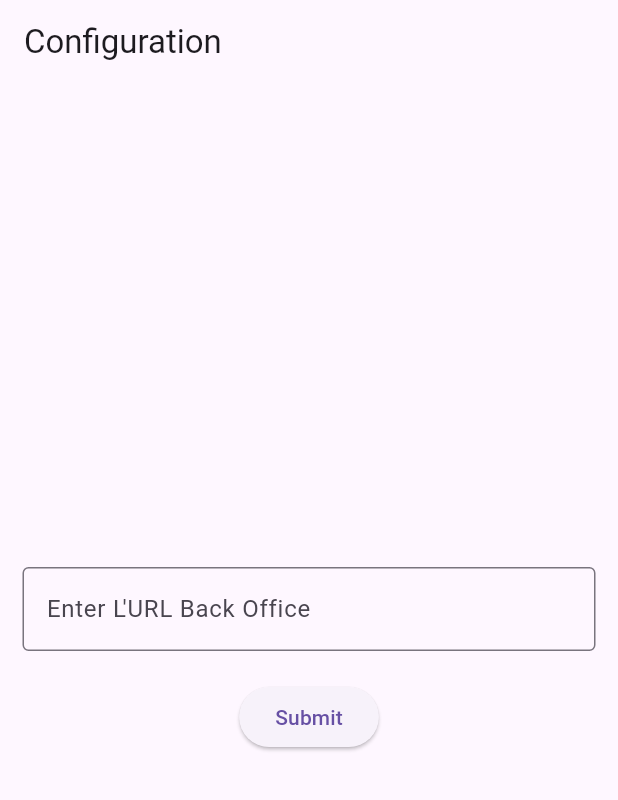
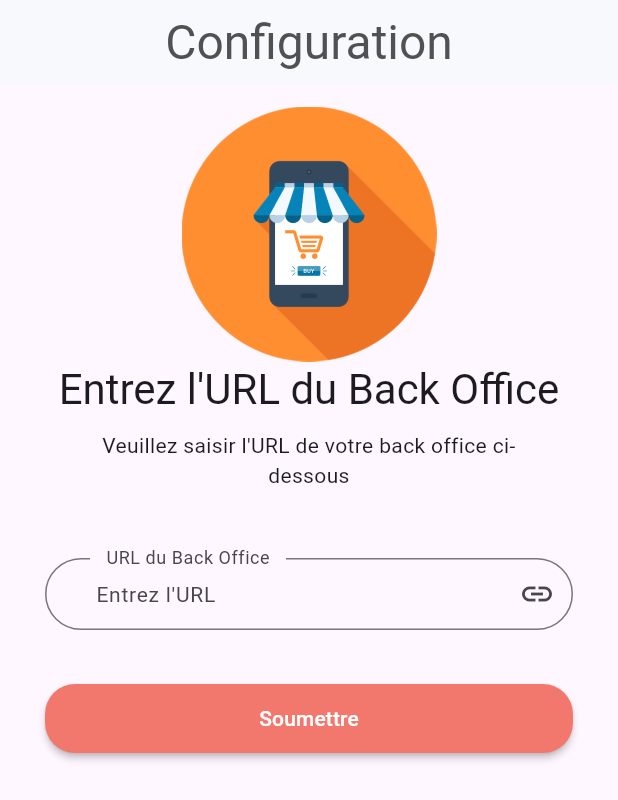
Before and after one commit to uha-fr/endyear_2025_gr01_mobileapp, a Flutter app: the screen it shows after launch, on a phone screen of 412 x 824 dp. Shown: the top 800 px of the screen. Run offline on Flutter 3.47's test engine with Material 3 defaults, Android fonts, the light colour scheme and no system bars; our stand-ins replace cached_network_image, dartz, flutter_html, get, lottie, shared_preferences; accounts and stored records are empty; project files that could hold a hidden picture were left out.

Commit message:
Amelioration du design de la page 'config' dedié a l'url du backend

```diff
--- a/lib/view/screen/config.dart
+++ b/lib/view/screen/config.dart
@@ -2,6 +2,14 @@ import 'package:endyear_2025_gr01_mobileapp/core/constants/routes.dart';
 import 'package:flutter/material.dart';
 import 'package:get/get.dart';
 import '../../controller/configbackendcontroller.dart';
+import '../../core/constants/color.dart';
+import '../../core/constants/imageassets.dart';
+import '../../core/functions/alertexitapp.dart';
+import '../../core/functions/validinput.dart';
+import '../widget/auth/custombuttonauth.dart';
+import '../widget/auth/customtextbodyauth.dart';
+import '../widget/auth/customtexttitleauth.dart';
+import '../widget/auth/customtextformauth.dart';
 
 class Config extends StatelessWidget {
   Config({Key? key}) : super(key: key);
@@ -13,35 +21,54 @@ class Config extends StatelessWidget {
   Widget build(BuildContext context) {
     return Scaffold(
       appBar: AppBar(
-        title: Text('Configuration'),
-      ),
-      body: Container(
-        padding: const EdgeInsets.all(15),
-        child: Column(
-          mainAxisAlignment: MainAxisAlignment.center,
-          children: [
-            TextField(
-              controller: urlController,
-              decoration: InputDecoration(
-                labelText: "Enter L'URL Back Office ",
-                border: OutlineInputBorder(),
+        backgroundColor: AppColor.backgroundColor,
+        elevation: 0.0,
+        centerTitle: true,
+        title: Text(
+          "Configuration",
+          style: Theme.of(context).textTheme.headlineLarge!.copyWith(
+                color: AppColor.grey,
               ),
         ),
-            const SizedBox(height: 20),
-            ElevatedButton(
+      ),
+      body: WillPopScope(
+        onWillPop: alertExitApp,
+        child: Container(
+          padding: const EdgeInsets.symmetric(vertical: 15, horizontal: 30),
+          child: ListView(
+            children: [
+              Image.asset(AppImageAsset.logo, height: 170),
+              CustomTextTitleAuth(text: "Entrez l'URL du Back Office"),
+              const SizedBox(height: 10),
+              CustomTextBodyAuth(
+                  text: "Veuillez saisir l'URL de votre back office ci-dessous"),
+              const SizedBox(height: 45),
+              CustomTextFormAuth(
+                isNumber: false,
+                valid: (val) {
+                  return validInput(val!, 5, 200, "url");
+                },
+                hinttext: "Entrez l'URL",
+                labeltext: "URL du Back Office",
+                icondata: Icons.link,
+                mycontroller: urlController,
+              ),
+              CustomButtonAuth(
+                text: "Soumettre",
                 onPressed: () async {
                   String url = urlController.text.trim();
                   if (url.isNotEmpty) {
                     await controller.saveServerUrl(url);
-                  Get.snackbar('Success', 'URL enregistrer avec succé');
+                    Get.snackbar('Succès', 'URL enregistrée avec succès');
                      Get.toNamed(AppRoutes.login);
                   } else {
-                  Get.snackbar('Error', 'Enter un URL valid ');
+                    Get.snackbar('Erreur', 'Veuillez entrer une URL valide');
                   }
                 },
-              child: Text('Submit'),
               ),
+              const SizedBox(height: 30),
             ],
+          ),
         ),
       ),
     );
```
Lines whose indentation alone changed are shown as unchanged.
